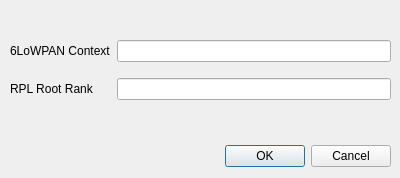
Qt form SettingsDialog.ui (cetic/foren6-gui-qt) before a commit.
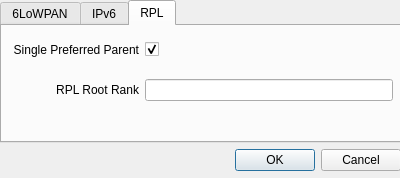
The same form after that commit. The open tabs and pages were chosen to show the change.

Commit message: Settings categories (RPL, IPv6, 6LoWPAN) and 2 new settings

The edit to the form file:
```diff
--- a/SettingsDialog.ui
+++ b/SettingsDialog.ui
@@ -31,58 +31,171 @@
   <property name="windowTitle">
    <string>Foren6 Preferences</string>
   </property>
-  <widget class="QDialogButtonBox" name="buttonBox">
+  <widget class="QWidget" name="verticalLayoutWidget">
    <property name="geometry">
     <rect>
-     <x>50</x>
-     <y>140</y>
-     <width>341</width>
-     <height>32</height>
+     <x>0</x>
+     <y>0</y>
+     <width>401</width>
+     <height>171</height>
     </rect>
    </property>
-   <property name="orientation">
-    <enum>Qt::Horizontal</enum>
-   </property>
-   <property name="standardButtons">
-    <set>QDialogButtonBox::Cancel|QDialogButtonBox::Ok</set>
-   </property>
-  </widget>
-  <widget class="QWidget" name="gridLayoutWidget">
-   <property name="geometry">
-    <rect>
-     <x>10</x>
-     <y>30</y>
-     <width>381</width>
-     <height>81</height>
-    </rect>
-   </property>
-   <layout class="QGridLayout" name="gridLayout">
+   <layout class="QVBoxLayout" name="verticalLayout">
     <property name="sizeConstraint">
-     <enum>QLayout::SetDefaultConstraint</enum>
+     <enum>QLayout::SetMaximumSize</enum>
     </property>
-    <item row="0" column="1">
-     <widget class="QLineEdit" name="settings_6lowpanContextEdit"/>
-    </item>
-    <item row="1" column="1">
-     <widget class="QLineEdit" name="settings_RplRootRankEdit"/>
-    </item>
-    <item row="0" column="0">
-     <widget class="QLabel" name="label">
-      <property name="layoutDirection">
-       <enum>Qt::LeftToRight</enum>
+    <item>
+     <widget class="QTabWidget" name="tabWidget">
+      <property name="currentIndex">
+       <number>0</number>
       </property>
-      <property name="text">
-       <string>6LoWPAN Context</string>
-      </property>
+      <widget class="QWidget" name="tab6lowpan">
+       <attribute name="title">
+        <string>6LoWPAN</string>
+       </attribute>
+       <widget class="QWidget" name="gridLayoutWidget">
+        <property name="geometry">
+         <rect>
+          <x>10</x>
+          <y>0</y>
+          <width>381</width>
+          <height>91</height>
+         </rect>
+        </property>
+        <layout class="QGridLayout" name="gridLayout">
+         <property name="sizeConstraint">
+          <enum>QLayout::SetDefaultConstraint</enum>
+         </property>
+         <item row="0" column="1">
+          <widget class="QLineEdit" name="settings_6lowpanContextEdit"/>
+         </item>
+         <item row="0" column="0">
+          <widget class="QLabel" name="label_6lowpanContextEdit">
+           <property name="layoutDirection">
+            <enum>Qt::LeftToRight</enum>
+           </property>
+           <property name="text">
+            <string>6LoWPAN Context</string>
+           </property>
+           <property name="alignment">
+            <set>Qt::AlignRight|Qt::AlignTrailing|Qt::AlignVCenter</set>
+           </property>
+          </widget>
+         </item>
+        </layout>
+       </widget>
+      </widget>
+      <widget class="QWidget" name="tabIpv6">
+       <attribute name="title">
+        <string>IPv6</string>
+       </attribute>
+       <widget class="QWidget" name="gridLayoutWidget_2">
+        <property name="geometry">
+         <rect>
+          <x>10</x>
+          <y>0</y>
+          <width>381</width>
+          <height>91</height>
+         </rect>
+        </property>
+        <layout class="QGridLayout" name="gridLayout_2">
+         <property name="sizeConstraint">
+          <enum>QLayout::SetDefaultConstraint</enum>
+         </property>
+         <item row="0" column="0">
+          <widget class="QLabel" name="label_AutoconfAddrs">
+           <property name="layoutDirection">
+            <enum>Qt::LeftToRight</enum>
+           </property>
+           <property name="text">
+            <string>Autoconfigured addresses only?</string>
+           </property>
+           <property name="alignment">
+            <set>Qt::AlignRight|Qt::AlignTrailing|Qt::AlignVCenter</set>
+           </property>
+          </widget>
+         </item>
+         <item row="0" column="1">
+          <widget class="QCheckBox" name="settings_AutoconfAddrsCbx">
+           <property name="text">
+            <string/>
+           </property>
+           <property name="checked">
+            <bool>true</bool>
+           </property>
+          </widget>
+         </item>
+        </layout>
+       </widget>
+      </widget>
+      <widget class="QWidget" name="tabRpl">
+       <attribute name="title">
+        <string>RPL</string>
+       </attribute>
+       <widget class="QWidget" name="gridLayoutWidget_3">
+        <property name="geometry">
+         <rect>
+          <x>10</x>
+          <y>0</y>
+          <width>381</width>
+          <height>91</height>
+         </rect>
+        </property>
+        <layout class="QGridLayout" name="gridLayout_3">
+         <property name="sizeConstraint">
+          <enum>QLayout::SetDefaultConstraint</enum>
+         </property>
+         <item row="0" column="0">
+          <widget class="QLabel" name="label_SinglePreferredParent">
+           <property name="layoutDirection">
+            <enum>Qt::LeftToRight</enum>
+           </property>
+           <property name="text">
+            <string>Single Preferred Parent</string>
+           </property>
+           <property name="alignment">
+            <set>Qt::AlignRight|Qt::AlignTrailing|Qt::AlignVCenter</set>
+           </property>
+          </widget>
+         </item>
+         <item row="1" column="1">
+          <widget class="QLineEdit" name="settings_RplRootRankEdit"/>
+         </item>
+         <item row="1" column="0">
+          <widget class="QLabel" name="label_RplRootRankEdit">
+           <property name="layoutDirection">
+            <enum>Qt::LeftToRight</enum>
+           </property>
+           <property name="text">
+            <string>RPL Root Rank</string>
+           </property>
+           <property name="alignment">
+            <set>Qt::AlignRight|Qt::AlignTrailing|Qt::AlignVCenter</set>
+           </property>
+          </widget>
+         </item>
+         <item row="0" column="1">
+          <widget class="QCheckBox" name="settings_SinglePreferredParentCbx">
+           <property name="text">
+            <string/>
+           </property>
+           <property name="checked">
+            <bool>true</bool>
+           </property>
+          </widget>
+         </item>
+        </layout>
+       </widget>
+      </widget>
      </widget>
     </item>
-    <item row="1" column="0">
-     <widget class="QLabel" name="label_2">
-      <property name="layoutDirection">
-       <enum>Qt::LeftToRight</enum>
+    <item>
+     <widget class="QDialogButtonBox" name="buttonBox">
+      <property name="orientation">
+       <enum>Qt::Horizontal</enum>
       </property>
-      <property name="text">
-       <string>RPL Root Rank</string>
+      <property name="standardButtons">
+       <set>QDialogButtonBox::Cancel|QDialogButtonBox::Ok</set>
       </property>
      </widget>
     </item>
```
Left out of the diff: 8 changed lines with no effect on the pictures. The commit also changes 1 other file.
